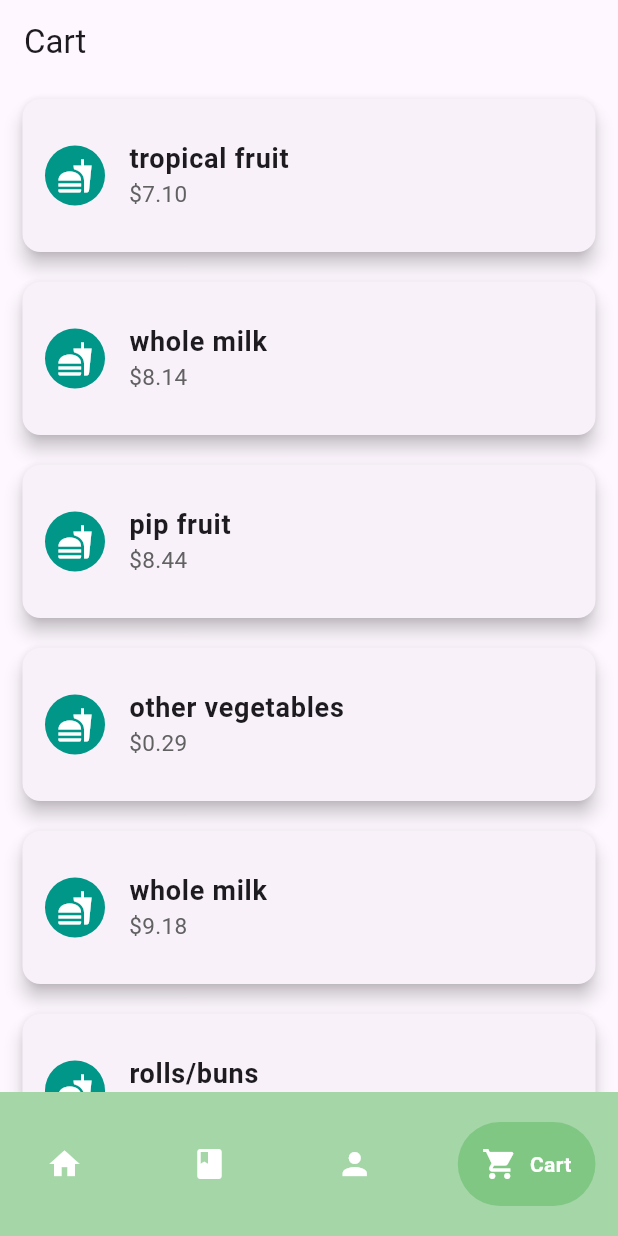
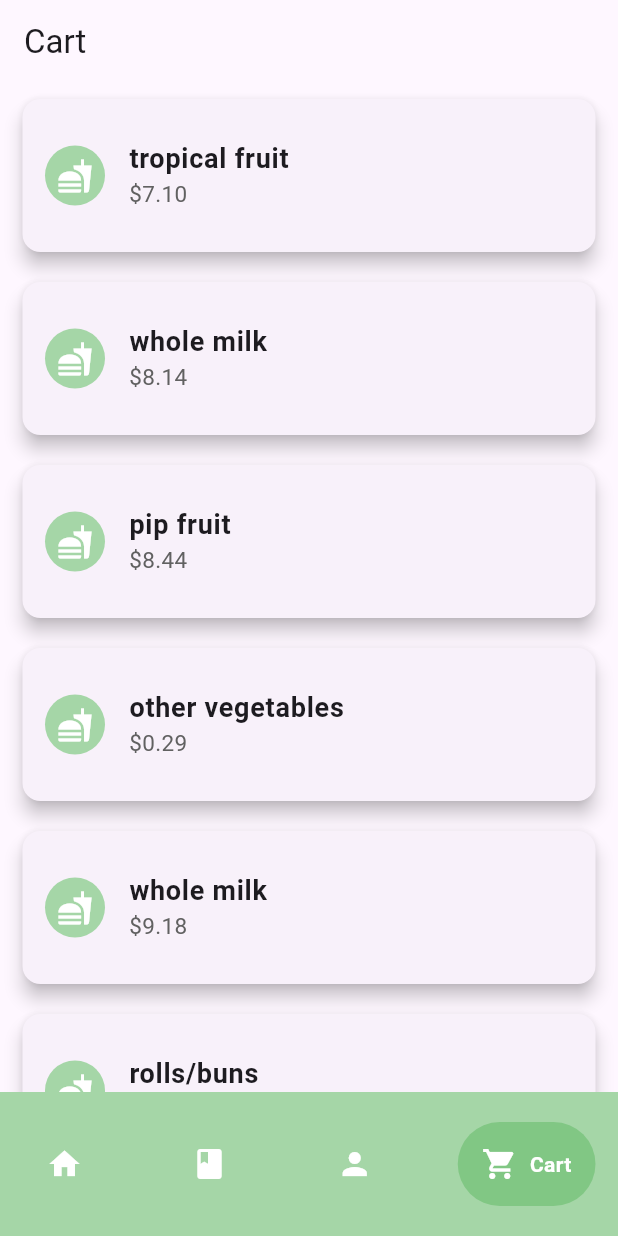
Before and after one commit to nalinidutt/out_cast, a Flutter app: the screen it shows after launch, swiped to page 4, on a phone screen of 412 x 824 dp. Run offline on Flutter 3.47's test engine with Material 2 defaults, Android fonts, the phone set to English and light mode, and no system bars; drawn by our look-alikes of google_nav_bar; our stand-ins replace csv, line_awesome_flutter.

Commit message:
new icon color

```diff
--- a/lib/cart.dart
+++ b/lib/cart.dart
@@ -56,7 +56,7 @@ Widget build(BuildContext context) {
         contentPadding: EdgeInsets.all(15.0),
         leading: CircleAvatar(
           child: Icon(Icons.fastfood, color: Colors.white,),  // Placeholder icon, you can replace it with more specific icons if needed.
-          backgroundColor: Colors.teal,
+          backgroundColor: Colors.green.shade200,
         ),
         title: Text(
           item.name,
```
